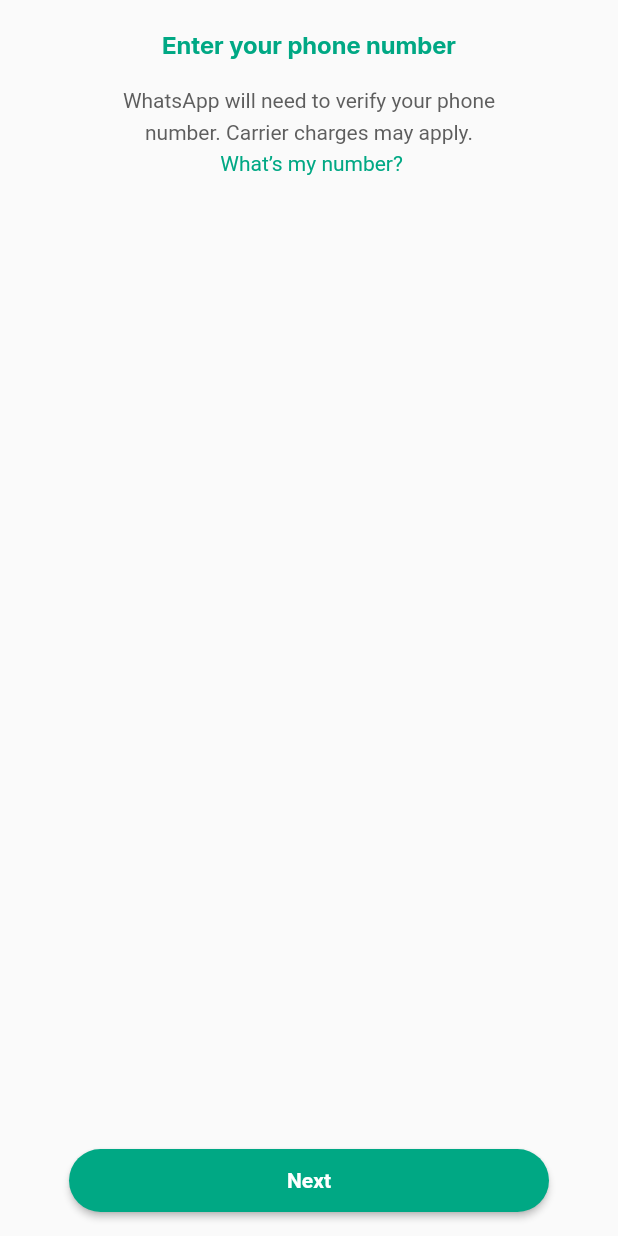
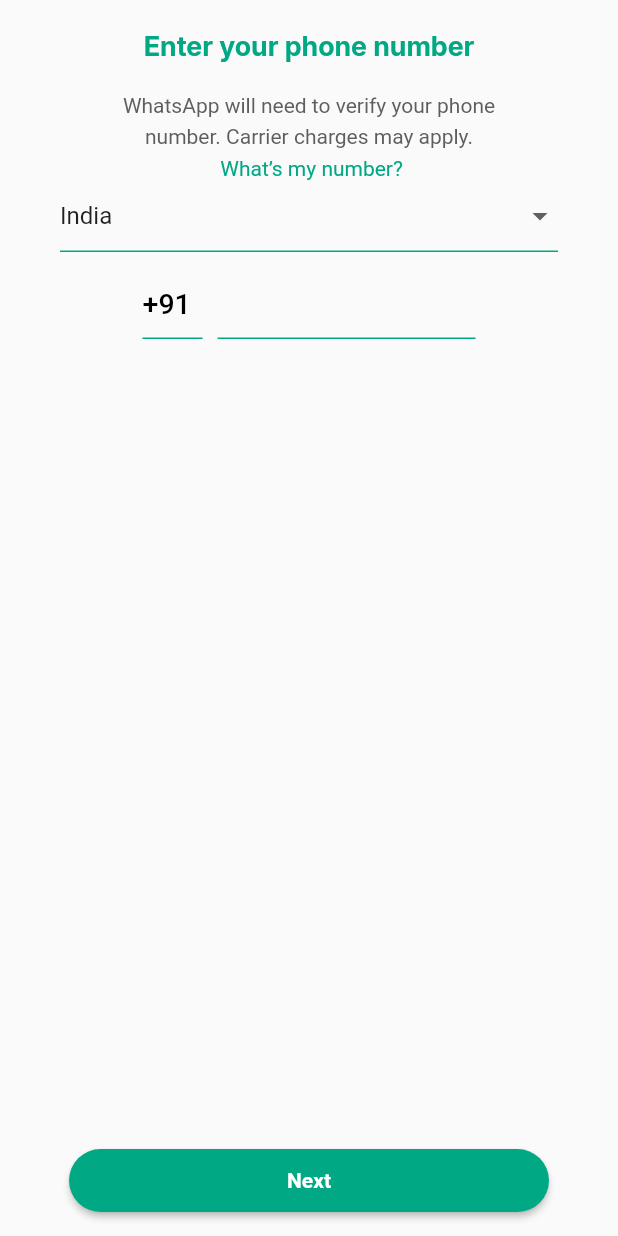
Before and after one commit to SethRitikCoder/WhatsApp-UI, a Flutter app: the MyLoginScreen screen opened directly, on a phone screen of 412 x 824 dp. Run offline on Flutter 3.47's test engine with Material 3 defaults, Android fonts, the phone set to English and light mode, and no system bars.

```diff
--- a/lib/screens/login/loginscreen.dart
+++ b/lib/screens/login/loginscreen.dart
@@ -9,6 +9,19 @@ class MyLoginScreen extends StatefulWidget {
 }
 
 class _MyLoginScreenState extends State<MyLoginScreen> {
+  final _formkey = GlobalKey<FormState>();
+  TextEditingController phoneController = TextEditingController();
+  String selectedValue = "India";
+  List<String> country = [
+    "India",
+    "Itali",
+    "America",
+    "Srilanka",
+    "Afganistan",
+    "Dubai",
+    "Nepal",
+    "China",
+  ];
   @override
   Widget build(BuildContext context) {
     return Scaffold(
@@ -19,7 +32,7 @@ class _MyLoginScreenState extends State<MyLoginScreen> {
               SizedBox(height: 20),
               Uihelper.customText(
                 text: "Enter your phone number",
-                size: 16,
+                size: 18,
                 weight: FontWeight.w700,
                 family: "Inter",
                 color: Color.fromRGBO(0, 168, 132, 1),
@@ -48,6 +61,104 @@ class _MyLoginScreenState extends State<MyLoginScreen> {
                 family: "Roboto",
                 color: Color.fromRGBO(0, 168, 132, 1),
               ),
+
+              Padding(
+                padding: const EdgeInsets.only(left: 40, right: 40),
+                child: DropdownButtonFormField(
+                  items: country
+                      .map(
+                        (element) => DropdownMenuItem(
+                          value: element,
+                          child: Text(element),
+                        ),
+                      )
+                      .toList(),
+                  onChanged: (String? newvalue) {
+                    selectedValue = newvalue!;
+                  },
+                  initialValue: selectedValue,
+                  decoration: InputDecoration(
+                    enabledBorder: UnderlineInputBorder(
+                      borderSide: BorderSide(
+                        color: Color.fromRGBO(0, 168, 132, 1),
+                      ),
+                    ),
+                    focusedBorder: UnderlineInputBorder(
+                      borderSide: BorderSide(
+                        color: Color.fromRGBO(0, 168, 132, 1),
+                      ),
+                    ),
+                  ),
+                ),
+              ),
+
+              SizedBox(height: 10),
+              Form(
+                key: _formkey,
+                child: Row(
+                  mainAxisAlignment: MainAxisAlignment.center,
+                  children: [
+                    SizedBox(
+                      width: 40,
+                      child: TextFormField(
+                        decoration: InputDecoration(
+                          hintText: "+91",
+                          hintStyle: TextStyle(
+                            color: Color.fromRGBO(0, 0, 0, 1),
+                            fontSize: 19,
+                            fontWeight: FontWeight.w500,
+                            fontFamily: "Roboto",
+                          ),
+                          enabledBorder: UnderlineInputBorder(
+                            borderSide: BorderSide(
+                              color: Color.fromRGBO(0, 168, 132, 1),
+                            ),
+                          ),
+                          focusedBorder: UnderlineInputBorder(
+                            borderSide: BorderSide(
+                              color: Color.fromRGBO(0, 168, 132, 1),
+                            ),
+                          ),
+                        ),
+                      ),
+                    ),
+                    SizedBox(width: 10),
+                    SizedBox(
+                      width: 172,
+                      child: TextFormField(
+                        validator: (value) {
+                          if (value?.isEmpty ?? true) {
+                            return "Please Enter Your Number";
+                          } else if (value!.length < 10) {
+                            return "Please Enter 10 digit Number";
+                          }
+                          return null;
+                        },
+                        keyboardType: TextInputType.number,
+                        controller: phoneController,
+                        decoration: InputDecoration(
+                          border: UnderlineInputBorder(
+                            borderSide: BorderSide(
+                              color: Color.fromRGBO(0, 168, 132, 1),
+                            ),
+                          ),
+
+                          enabledBorder: UnderlineInputBorder(
+                            borderSide: BorderSide(
+                              color: Color.fromRGBO(0, 168, 132, 1),
+                            ),
+                          ),
+                          focusedBorder: UnderlineInputBorder(
+                            borderSide: BorderSide(
+                              color: Color.fromRGBO(0, 168, 132, 1),
+                            ),
+                          ),
+                        ),
+                      ),
+                    ),
+                  ],
+                ),
+              ),
             ],
           ),
         ),
```
Also changed, not shown: 1 other file.
